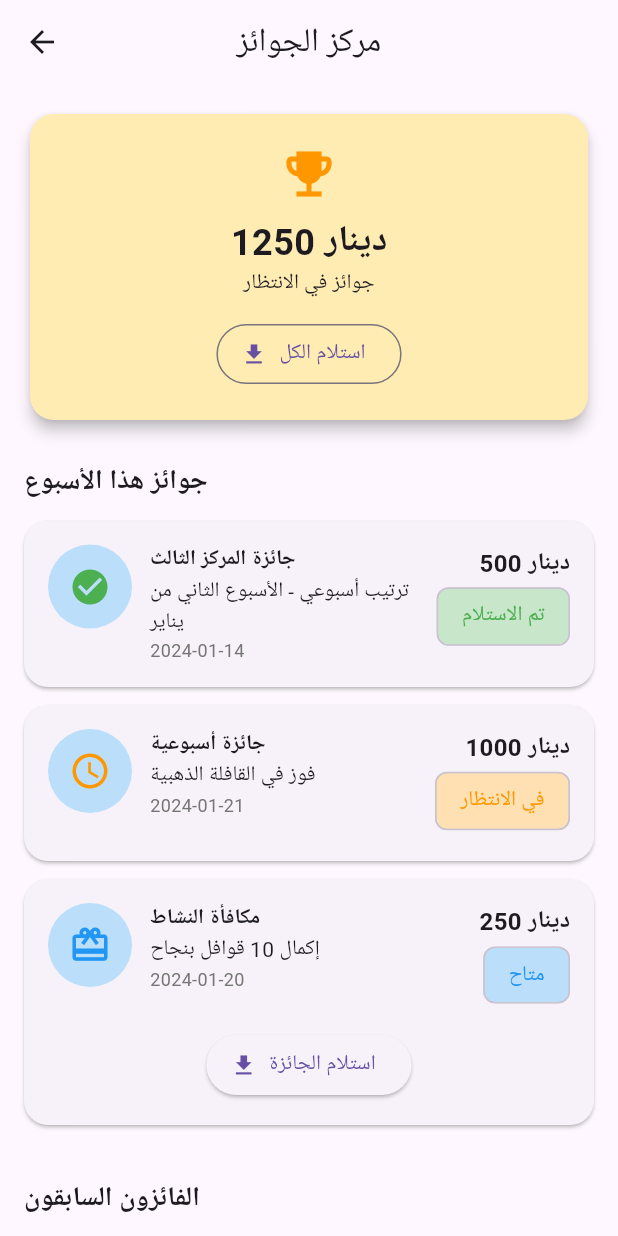
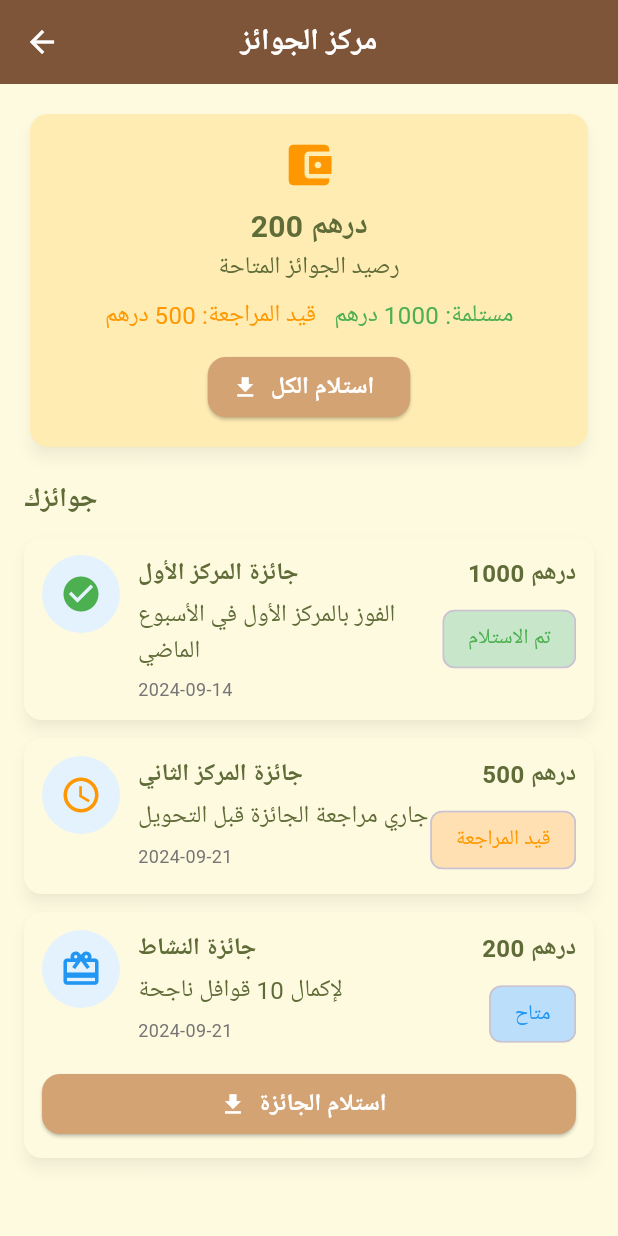
Before and after one commit to MahmoudAGaber/qafela-backend, a Flutter app: the RewardCenterScreen screen opened by its route, on a phone screen of 412 x 824 dp. Run offline on Flutter 3.47's test engine with Material 3 defaults, Android fonts, the phone set to English and light mode, and no system bars; our stand-ins replace image_picker.

Commit message:
Update الرصيد بقا موحد وصفحة الجوائز وصفحة محفظتي

```diff
--- a/lib/RewardCenter.dart
+++ b/lib/RewardCenter.dart
@@ -1,33 +1,43 @@
+// reward_center.dart
 import 'package:flutter/material.dart';
+import 'package:provider/provider.dart';
+import 'package:qafela/widgets/wallet_service.dart';
 
-class RewardCenterScreen extends StatelessWidget {
-  RewardCenterScreen({super.key});
 
-  final List<Map<String, dynamic>> rewards = [
+
+class RewardCenterScreen extends StatefulWidget {
+  const RewardCenterScreen({super.key});
+
+  @override
+  State<RewardCenterScreen> createState() => _RewardCenterScreenState();
+}
+
+class _RewardCenterScreenState extends State<RewardCenterScreen> {
+  List<Map<String, dynamic>> rewards = [
     {
       "id": 1,
-      "title": "جائزة المركز الثالث",
-      "amount": 500,
+      "title": "جائزة المركز الأول",
+      "amount": 1000,
       "status": "claimed",
-      "date": "2024-01-14",
-      "description": "ترتيب أسبوعي - الأسبوع الثاني من يناير"
+      "date": "2024-09-14",
+      "description": "الفوز بالمركز الأول في الأسبوع الماضي"
     },
     {
       "id": 2,
-      "title": "جائزة أسبوعية",
-      "amount": 1000,
+      "title": "جائزة المركز الثاني",
+      "amount": 500,
       "status": "pending",
-      "date": "2024-01-21",
-      "description": "فوز في القافلة الذهبية"
+      "date": "2024-09-21",
+      "description": "جاري مراجعة الجائزة قبل التحويل"
     },
     {
       "id": 3,
-      "title": "مكافأة النشاط",
-      "amount": 250,
+      "title": "جائزة النشاط",
+      "amount": 200,
       "status": "available",
-      "date": "2024-01-20",
-      "description": "إكمال 10 قوافل بنجاح"
-    }
+      "date": "2024-09-21",
+      "description": "لإكمال 10 قوافل ناجحة"
+    },
   ];
 
   Widget getStatusIcon(String status) {
@@ -53,7 +63,7 @@
         );
       case "pending":
         return Chip(
-          label: const Text("في الانتظار"),
+          label: const Text("قيد المراجعة"),
           backgroundColor: Colors.orange.shade100,
           labelStyle: const TextStyle(color: Colors.orange),
         );
@@ -68,217 +78,147 @@
     }
   }
 
+  int get totalAvailable => rewards
+      .where((r) => r["status"] == "available")
+      .fold(0, (s, r) => s + (r["amount"] as int));
+
+  // --- عندما يتم استلام جائزة واحدة:
+  void claimReward(int rewardId) {
+    final idx = rewards.indexWhere((r) => r["id"] == rewardId);
+    if (idx == -1) return;
+
+    if (rewards[idx]["status"] != "available") {
+      ScaffoldMessenger.of(context).showSnackBar(
+        const SnackBar(content: Text("هذه الجائزة غير متاحة للاستلام")),
+      );
+      return;
+    }
+
+    // اضافة للمحفظة عبر WalletService
+    final wallet = Provider.of<WalletService>(context, listen: false);
+    final int amount = rewards[idx]["amount"] as int;
+    wallet.credit(amount, source: 'reward_${rewards[idx]["id"]}');
+
+    setState(() {
+      rewards[idx]["status"] = "claimed";
+    });
+
+    ScaffoldMessenger.of(context).showSnackBar(
+      SnackBar(content: Text("${rewards[idx]["title"]} تم استلامها ($amount درهم)")),
+    );
+  }
+
+  // --- استلام جميع المتاحة
+  void claimAllAvailable() {
+    final wallet = Provider.of<WalletService>(context, listen: false);
+    final available = rewards.where((r) => r["status"] == "available").toList();
+    if (available.isEmpty) {
+      ScaffoldMessenger.of(context).showSnackBar(const SnackBar(content: Text("لا توجد جوائز متاحة للاستلام")));
+      return;
+    }
+
+    int total = 0;
+    setState(() {
+      for (var r in available) {
+        total += (r["amount"] as int);
+        r["status"] = "claimed";
+        wallet.credit(r["amount"] as int, source: 'reward_${r["id"]}');
+      }
+    });
+
+    ScaffoldMessenger.of(context).showSnackBar(SnackBar(content: Text("تم استلام جميع الجوائز: $total درهم")));
+  }
+
   @override
   Widget build(BuildContext context) {
-    final int totalPending = rewards
-        .where((r) => r["status"] == "pending" || r["status"] == "available")
-        .fold(0, (sum, r) => sum + r["amount"] as int);
+    final totalPending = rewards.where((r) => r["status"] == "pending").fold(0, (s, r) => s + (r["amount"] as int));
+    final totalClaimed = rewards.where((r) => r["status"] == "claimed").fold(0, (s, r) => s + (r["amount"] as int));
 
     return Scaffold(
-      appBar: AppBar(
-        title: const Text("مركز الجوائز"),
-        centerTitle: true,
-        leading: IconButton(
-          icon: const Icon(Icons.arrow_back),
-          onPressed: () => Navigator.pop(context),
-        ),
-      ),
+      appBar: AppBar(title: const Text("مركز الجوائز"), centerTitle: true),
       body: SingleChildScrollView(
         padding: const EdgeInsets.all(16),
         child: Column(
           crossAxisAlignment: CrossAxisAlignment.stretch,
           children: [
-            // Summary Card
+            // Summary
             Card(
-              shape: RoundedRectangleBorder(
-                  borderRadius: BorderRadius.circular(16)),
-              elevation: 4,
               color: Colors.amber.shade100,
+              shape: RoundedRectangleBorder(borderRadius: BorderRadius.circular(12)),
               child: Padding(
-                padding: const EdgeInsets.all(20),
-                child: Column(
-                  children: [
-                    const Icon(Icons.emoji_events,
-                        size: 40, color: Colors.orange),
+                padding: const EdgeInsets.all(16),
+                child: Column(children: [
+                  const Icon(Icons.account_balance_wallet, size: 36, color: Colors.orange),
                   const SizedBox(height: 8),
-                    Text(
-                      "$totalPending دينار",
-                      style: const TextStyle(
-                          fontSize: 24, fontWeight: FontWeight.bold),
-                    ),
-                    const Text("جوائز في الانتظار"),
-                    if (totalPending > 0) ...[
+                  Text("$totalAvailable درهم", style: const TextStyle(fontSize: 20, fontWeight: FontWeight.bold)),
+                  const Text("رصيد الجوائز المتاحة"),
+                  const SizedBox(height: 8),
+                  Row(mainAxisAlignment: MainAxisAlignment.center, children: [
+                    Text("قيد المراجعة: $totalPending درهم", style: const TextStyle(color: Colors.orange)),
+                    const SizedBox(width: 12),
+                    Text("مستلمة: $totalClaimed درهم", style: const TextStyle(color: Colors.green)),
+                  ]),
                   const SizedBox(height: 12),
-                      OutlinedButton.icon(
-                        onPressed: () {},
+                  ElevatedButton.icon(
+                    onPressed: totalAvailable > 0 ? claimAllAvailable : null,
                     icon: const Icon(Icons.download),
                     label: const Text("استلام الكل"),
-                      )
-                    ]
-                  ],
+                  ),
+                ]),
               ),
             ),
-            ),
-            const SizedBox(height: 24),
 
-            // Rewards List
-            const Text("جوائز هذا الأسبوع",
-                style: TextStyle(fontSize: 18, fontWeight: FontWeight.bold)),
+            const SizedBox(height: 18),
+            const Text("جوائزك", style: TextStyle(fontSize: 18, fontWeight: FontWeight.bold)),
             const SizedBox(height: 12),
+
+            // Rewards list
             Column(
               children: rewards.map((reward) {
                 return Card(
-                  shape: RoundedRectangleBorder(
-                      borderRadius: BorderRadius.circular(16)),
                   margin: const EdgeInsets.only(bottom: 12),
+                  shape: RoundedRectangleBorder(borderRadius: BorderRadius.circular(12)),
                   child: Padding(
-                    padding: const EdgeInsets.all(16),
-                    child: Column(
-                      children: [
+                    padding: const EdgeInsets.all(12),
+                    child: Column(children: [
                       Row(
                         crossAxisAlignment: CrossAxisAlignment.start,
                         children: [
-                            CircleAvatar(
-                              radius: 28,
-                              backgroundColor: Colors.blue.shade100,
-                              child: getStatusIcon(reward["status"]),
-                            ),
+                          CircleAvatar(radius: 26, backgroundColor: Colors.blue.shade50, child: getStatusIcon(reward["status"] as String)),
                           const SizedBox(width: 12),
                           Expanded(
-                              child: Column(
-                                crossAxisAlignment: CrossAxisAlignment.start,
-                                children: [
-                                  Text(reward["title"],
-                                      style: const TextStyle(
-                                          fontWeight: FontWeight.bold)),
-                                  Text(reward["description"]),
-                                  Text(
-                                    reward["date"],
-                                    style: TextStyle(
-                                        color: Colors.grey.shade600,
-                                        fontSize: 12),
+                            child: Column(crossAxisAlignment: CrossAxisAlignment.start, children: [
+                              Text(reward["title"] as String, style: const TextStyle(fontWeight: FontWeight.bold)),
+                              const SizedBox(height: 4),
+                              Text(reward["description"] as String),
+                              const SizedBox(height: 6),
+                              Text(reward["date"] as String, style: TextStyle(color: Colors.grey.shade600, fontSize: 12)),
+                            ]),
+                          ),
+                          Column(crossAxisAlignment: CrossAxisAlignment.end, children: [
+                            Text("${reward["amount"]} درهم", style: const TextStyle(fontSize: 16, fontWeight: FontWeight.bold)),
+                            const SizedBox(height: 8),
+                            getStatusBadge(reward["status"] as String),
+                          ]),
+                        ],
+                      ),
+
+                      if (reward["status"] == "available") ...[
+                        const SizedBox(height: 12),
+                        SizedBox(
+                          width: double.infinity,
+                          child: ElevatedButton.icon(
+                            onPressed: () => claimReward(reward["id"] as int),
+                            icon: const Icon(Icons.download),
+                            label: const Text("استلام الجائزة"),
+                          ),
                         ),
                       ],
-                              ),
-                            ),
-                            Column(
-                              crossAxisAlignment: CrossAxisAlignment.end,
-                              children: [
-                                Text("${reward["amount"]} دينار",
-                                    style: const TextStyle(
-                                        fontSize: 16,
-                                        fontWeight: FontWeight.bold)),
-                                getStatusBadge(reward["status"]),
-                              ],
-                            ),
-                          ],
-                        ),
-                        if (reward["status"] == "available") ...[
-                          const SizedBox(height: 12),
-                          ElevatedButton.icon(
-                            onPressed: () {},
-                            icon: const Icon(Icons.download),
-                            label: const Text("استلام الجائزة"),
-                          )
-                        ]
-                      ],
-                    ),
+                    ]),
                   ),
                 );
               }).toList(),
             ),
-
-            const SizedBox(height: 24),
-
-            // Previous Winners
-            const Text("الفائزون السابقون",
-                style: TextStyle(fontSize: 18, fontWeight: FontWeight.bold)),
-            const SizedBox(height: 12),
-            Card(
-              shape: RoundedRectangleBorder(
-                  borderRadius: BorderRadius.circular(16)),
-              child: Column(
-                children: [
-                  ListTile(
-                    leading: const CircleAvatar(
-                      backgroundColor: Colors.orangeAccent,
-                      child: Icon(Icons.emoji_events, color: Colors.white),
-                    ),
-                    title: const Text("أحمد الفائز"),
-                    subtitle: const Text("الأسبوع الأول من يناير"),
-                    trailing: Column(
-                      crossAxisAlignment: CrossAxisAlignment.end,
-                      children: const [
-                        Text("2000 دينار",
-                            style: TextStyle(fontWeight: FontWeight.bold)),
-                        Text("المركز الأول",
-                            style: TextStyle(fontSize: 12, color: Colors.grey))
-                      ],
-                    ),
-                  ),
-                  ListTile(
-                    leading: const CircleAvatar(
-                      backgroundColor: Colors.blue,
-                      child: Icon(Icons.emoji_events, color: Colors.white),
-                    ),
-                    title: const Text("فاطمة النجمة"),
-                    subtitle: const Text("الأسبوع الماضي"),
-                    trailing: Column(
-                      crossAxisAlignment: CrossAxisAlignment.end,
-                      children: const [
-                        Text("1500 دينار",
-                            style: TextStyle(fontWeight: FontWeight.bold)),
-                        Text("المركز الثاني",
-                            style: TextStyle(fontSize: 12, color: Colors.grey))
-                      ],
-                    ),
-                  ),
-                  ListTile(
-                    leading: const CircleAvatar(
-                      backgroundColor: Colors.green,
-                      child: Icon(Icons.star, color: Colors.white),
-                    ),
-                    title: const Text("عبدالله السريع"),
-                    subtitle: const Text("أسبوعين مضت"),
-                    trailing: Column(
-                      crossAxisAlignment: CrossAxisAlignment.end,
-                      children: const [
-                        Text("1000 دينار",
-                            style: TextStyle(fontWeight: FontWeight.bold)),
-                        Text("المركز الثالث",
-                            style: TextStyle(fontSize: 12, color: Colors.grey))
-                      ],
-                    ),
-                  ),
-                ],
-              ),
-            ),
-
-            const SizedBox(height: 24),
-
-            // Help Section
-            Card(
-              shape: RoundedRectangleBorder(
-                  borderRadius: BorderRadius.circular(16)),
-              color: Colors.blue.shade50,
-              child: Padding(
-                padding: const EdgeInsets.all(16),
-                child: Column(
-                  children: [
-                    const Text("❓", style: TextStyle(fontSize: 28)),
-                    const SizedBox(height: 8),
-                    const Text("تحتاج مساعدة؟",
-                        style: TextStyle(fontWeight: FontWeight.bold)),
-                    const Text("راجع تعليمات السحب أو تواصل مع الدعم"),
-                    const SizedBox(height: 12),
-                    OutlinedButton(
-                      onPressed: () {},
-                      child: const Text("مركز المساعدة"),
-                    )
-                  ],
-                ),
-              ),
-            )
           ],
         ),
       ),
--- /dev/null
+++ b/lib/widgets/wallet_service.dart
@@ -0,0 +1,86 @@
+import 'package:flutter/foundation.dart';
+
+class WalletService extends ChangeNotifier {
+  double balance = 2850.50;
+  double totalEarned = 15420.75;
+
+  final List<Map<String, dynamic>> transactions = [
+    {
+      "type": "purchase",
+      "amount": -100,
+      "item": "أموال - قافلة الخميس",
+      "date": "2024-01-15 14:30"
+    },
+    {
+      "type": "reward",
+      "amount": 500,
+      "item": "جائزة المركز الثالث",
+      "date": "2024-01-14 20:15"
+    },
+    {
+      "type": "purchase",
+      "amount": -200,
+      "item": "زيت - قافلة الأربعاء",
+      "date": "2024-01-13 16:45"
+    },
+    {
+      "type": "reward",
+      "amount": 1000,
+      "item": "جائزة أسبوعية",
+      "date": "2024-01-12 12:00"
+    },
+    {
+      "type": "purchase",
+      "amount": -150,
+      "item": "ذهب - قافلة الثلاثاء",
+      "date": "2024-01-11 18:20"
+    },
+  ];
+
+  /// إضافة طلب سحب
+  void addWithdrawRequest(int amount, {String method = ""}) {
+    if (amount <= 0 || amount > balance) return;
+
+    balance -= amount;
+    transactions.insert(0, {
+      "type": "withdraw_request",
+      "amount": -amount,
+      "item": "طلب سحب عبر $method",
+      "date": DateTime.now().toString().substring(0, 16),
+    });
+    notifyListeners();
+  }
+
+  /// إضافة رصيد (إيداع / جائزة)
+  void addBalance(double amount, {String note = "إيداع"}) {
+    balance += amount;
+    totalEarned += amount;
+    transactions.insert(0, {
+      "type": "reward",
+      "amount": amount,
+      "item": note,
+      "date": DateTime.now().toString().substring(0, 16),
+    });
+    notifyListeners();
+  }
+
+  /// خصم رصيد (شراء)
+  void deductBalance(double amount, {String note = "شراء"}) {
+    if (amount <= 0 || amount > balance) return;
+    balance -= amount;
+    transactions.insert(0, {
+      "type": "purchase",
+      "amount": -amount,
+      "item": note,
+      "date": DateTime.now().toString().substring(0, 16),
+    });
+    notifyListeners();
+  }
+
+  /// ---- إضافة دالة `credit` كـ واجهة متوافقة مع كود RewardCenter ----
+  /// RewardCenter ينادي wallet.credit(amount, source: 'reward_1')
+  void credit(int amount, {String source = 'unknown'}) {
+    // نحول int الى double ونمرّر المصدر كنوت (note)
+    addBalance(amount.toDouble(), note: source);
+  }
+}
--- a/pubspec.yaml
+++ b/pubspec.yaml
@@ -32,6 +32,7 @@
     sdk: flutter
   google_fonts: ^6.0.0
   image_picker: ^0.8.7+5
+  provider: ^6.0.5
 
 
 
```
Also changed, not shown: lib/Wallet.dart (+89 -52 lines), lib/index.dart (+6 -2 lines), lib/main.dart (+12 -8 lines), lib/widgets/user_stats.dart (+9 -8 lines), pubspec.lock. Lines whose indentation alone changed are shown as unchanged.
